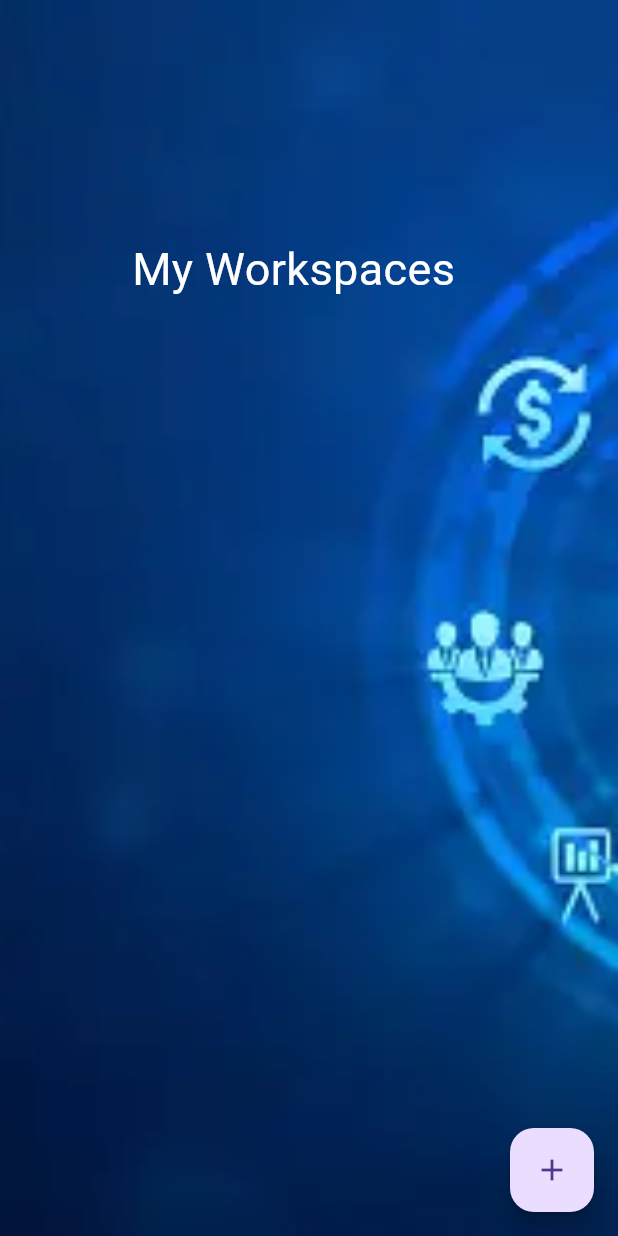
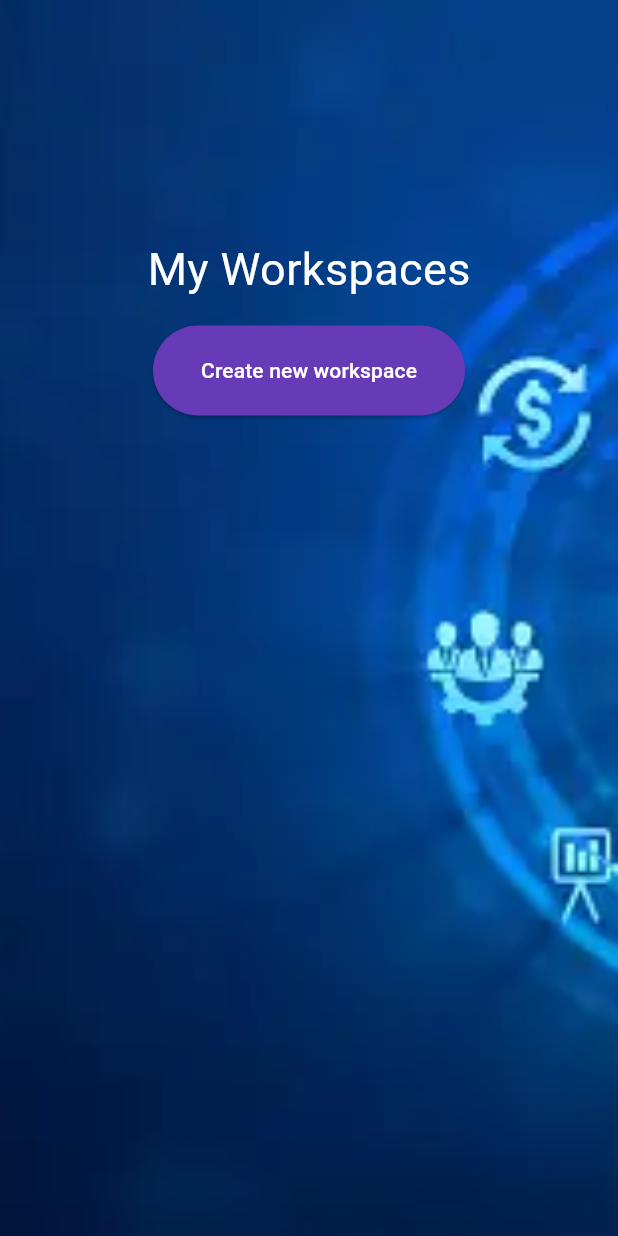
Before and after one commit to Ogesebastien1/SSM_MobileApp, a Flutter app: the screen it shows after launch, on a phone screen of 412 x 824 dp. Run offline on Flutter 3.47's test engine with Material 3 defaults, Android fonts, the phone set to English and light mode, and no system bars; our stand-ins replace flutter_dotenv.

Commit message:
Creating Buttons modified, return back option modified.

```diff
--- a/lib/pages/board.dart
+++ b/lib/pages/board.dart
@@ -57,11 +57,14 @@ class _BoardPageState extends State<BoardPage> {
 
   @override
   Widget build(BuildContext context) {
+
     return Scaffold(
       appBar: AppBar(
         title: Text(widget.name),
         centerTitle: true,
       ),
+
+
       body: Column(
         children: [
           Padding(
--- a/lib/pages/home.dart
+++ b/lib/pages/home.dart
@@ -52,13 +52,33 @@ class HomeState extends State<Home> {
             crossAxisAlignment: CrossAxisAlignment.start,
             children: [
               const Padding(
-                  padding: EdgeInsets.only(top: 150, left: 80, right: 8.0, bottom: 8.0),
+                padding: EdgeInsets.only(top: 150, left: 8.0, right: 8.0),
+                child: Align(
+                  alignment: Alignment.center,
                   child: Text(
                     'My Workspaces',
                     style: TextStyle(fontSize: 30, color: Colors.white),
                   ),
                 ),
-                const SizedBox(height: 16.0),
+              ),
+              SizedBox(height: 16.0),
+              Align(
+                alignment: Alignment.center,
+                child: ElevatedButton(
+                  onPressed: () {
+                    // The function to show the dialog for creating a new workspace
+                    showCreateWorkspaceDialog();
+                  },
+                  style: ElevatedButton.styleFrom(
+                    backgroundColor: Colors.deepPurple, // Button color
+                    foregroundColor: Colors.white, // Text color
+                    shape: StadiumBorder(),
+                    padding: const EdgeInsets.symmetric(horizontal: 32, vertical: 20),
+                  ),
+                  child: const Text('Create new workspace'),
+                ),
+              ),
+              const SizedBox(height: 20), // Adjust the space as needed
                 Expanded(
                   child: Row(
                     children: [
@@ -87,14 +107,9 @@ class HomeState extends State<Home> {
           ),
         ],
       ),
-      floatingActionButton: FloatingActionButton(
-          onPressed: () {
-            showCreateWorkspaceDialog();
-          },
-        child: const Icon(Icons.add),
-      ),
     );
   }
+
 
   Widget workspaceButton(int index) {
     return Padding(
```
Also changed, not shown: lib/pages/workspace.dart (+31 -21 lines). Lines whose indentation alone changed are shown as unchanged.
